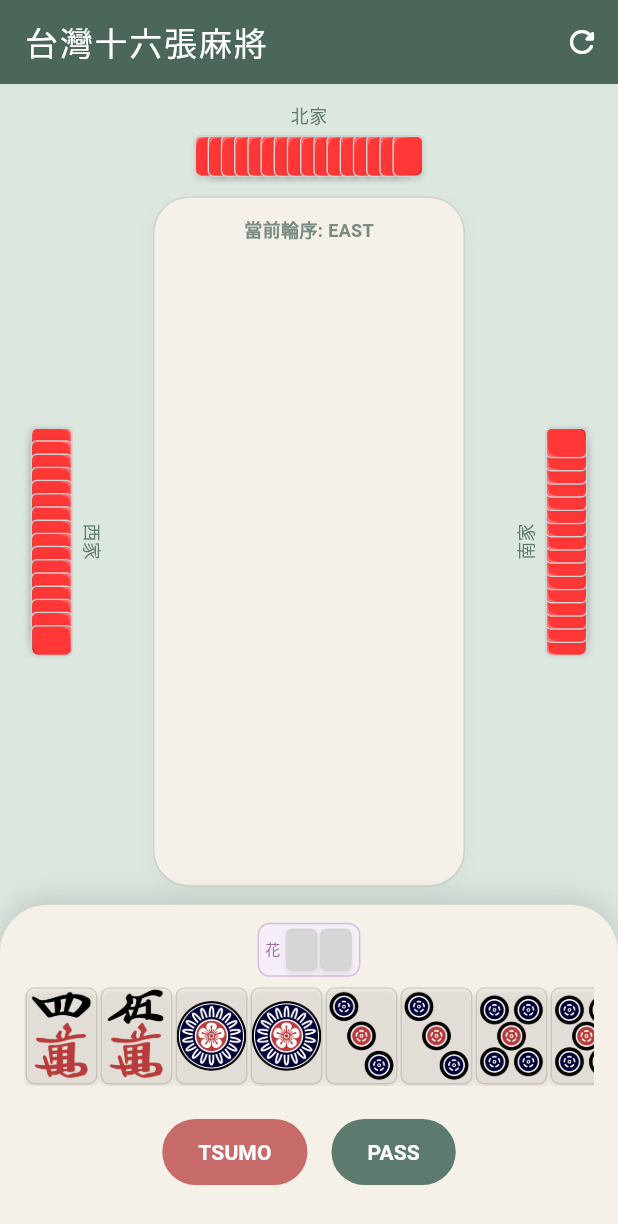
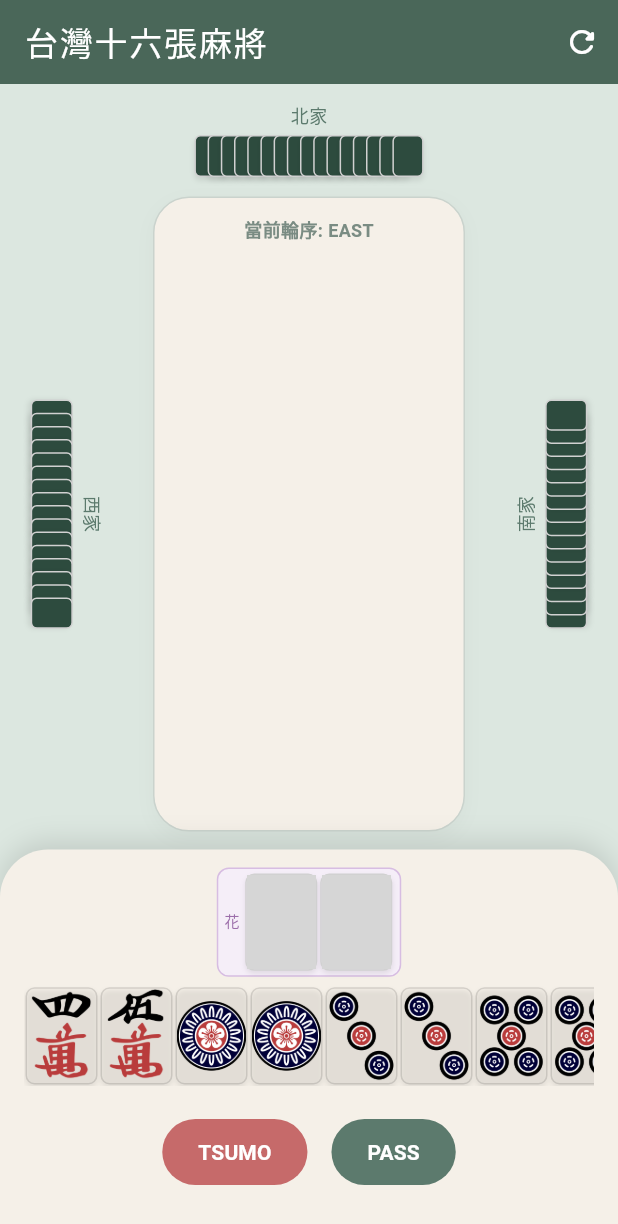
Before and after one commit to imissmyselfer/mahjong_taiwan, a Flutter app: the screen it shows after launch, on a phone screen of 412 x 824 dp. Shown: the top 1224 px of the screen. Run offline on Flutter 3.47's test engine with Material 3 defaults, Android fonts, the phone set to English and light mode, and no system bars; our stand-ins replace flutter_svg; missing offline and left inert: majong_taiwan_core; grey boxes are pictures that could not be loaded.

Commit message:
feat: 牌背改深草本綠，花牌/吃碰槓牌組放大至手牌尺寸
- 牌背改用純色 Container(0xFF2D4B3E)，移除紅色 Back.png
- 手牌區花牌、吃碰槓牌組移除 isSmall/sizeScale，與手牌等大

Co-Authored-By: Claude Sonnet 4.6 <noreply@anthropic.com>

```diff
--- a/lib/main.dart
+++ b/lib/main.dart
@@ -303,7 +303,7 @@ class _MahjongScreenState extends State<MahjongScreen> {
                     ),
                     child: Row(
                       mainAxisSize: MainAxisSize.min,
-                      children: melt.tiles.map((id) => TileWidget(tileId: id, sizeScale: 0.65, isSmall: true)).toList(),
+                      children: melt.tiles.map((id) => TileWidget(tileId: id)).toList(),
                     ),
                   )),
                   if (flowers.isNotEmpty) ...[
@@ -318,7 +318,7 @@ class _MahjongScreenState extends State<MahjongScreen> {
                         mainAxisSize: MainAxisSize.min,
                         children: [
                           const Text('花 ', style: TextStyle(fontSize: 10, color: Color(0xFF9C6EAA))),
-                          ...flowers.map((id) => TileWidget(tileId: id, sizeScale: 0.65, isSmall: true)),
+                          ...flowers.map((id) => TileWidget(tileId: id)),
                         ],
                       ),
                     ),
@@ -409,15 +409,12 @@ class TileWidget extends StatelessWidget {
         : borderOverride;
     final double bw = isHighlighted ? 2.5 : (borderWidth ?? 1.0);
 
-    final String assetPath = isBack
-        ? 'assets/tiles/Back.png'
-        : _tileAssetPath(tileId);
-
     return Container(
       margin: const EdgeInsets.all(1),
       width: w,
       height: h,
       decoration: BoxDecoration(
+        color: isBack ? const Color(0xFF2D4B3E) : null,
         borderRadius: BorderRadius.circular(radius),
         border: Border.all(
           color: borderColor ?? const Color(0xFFD1D1D1),
@@ -427,11 +424,11 @@ class TileWidget extends StatelessWidget {
           BoxShadow(color: Colors.black.withOpacity(0.08), offset: const Offset(0, 2), blurRadius: 2),
         ],
       ),
-      child: ClipRRect(
+      child: isBack ? null : ClipRRect(
         borderRadius: BorderRadius.circular(radius),
-        child: assetPath.endsWith('.svg')
-            ? SvgPicture.asset(assetPath, fit: BoxFit.fill)
-            : Image.asset(assetPath, fit: BoxFit.cover),
+        child: _tileAssetPath(tileId).endsWith('.svg')
+            ? SvgPicture.asset(_tileAssetPath(tileId), fit: BoxFit.fill)
+            : Image.asset(_tileAssetPath(tileId), fit: BoxFit.cover),
       ),
     );
   }
```
